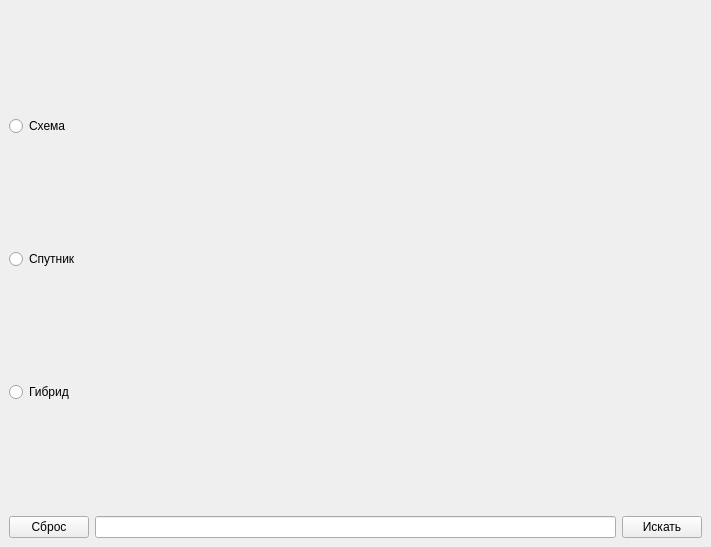
Qt form forms/mainWindow.ui (AlekseevValeriy/map-thing) before a commit.
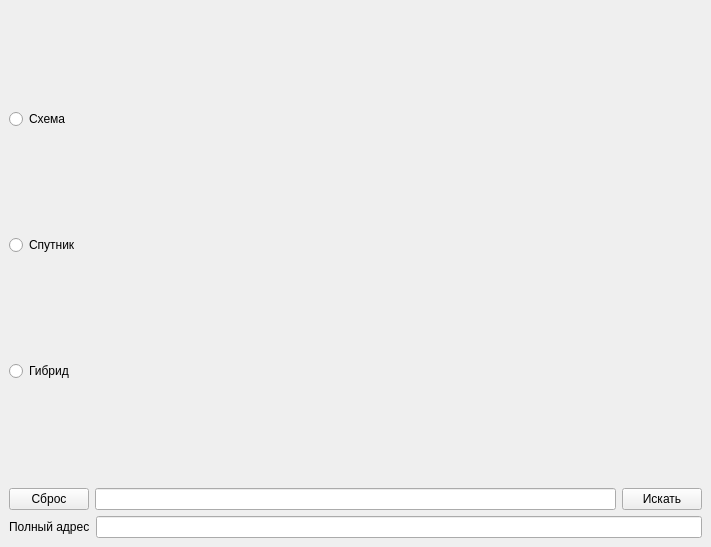
The same form after that commit.

```diff
--- a/forms/mainWindow.ui
+++ b/forms/mainWindow.ui
@@ -126,6 +126,24 @@
                   </item>
               </layout>
     </item>
+          <item>
+              <layout class="QHBoxLayout" name="horizontalLayout_3">
+                  <item>
+                      <widget class="QLabel" name="label">
+                          <property name="text">
+                              <string>Полный адрес</string>
+                          </property>
+                      </widget>
+                  </item>
+                  <item>
+                      <widget class="QLineEdit" name="full_place">
+                          <property name="readOnly">
+                              <bool>true</bool>
+                          </property>
+                      </widget>
+                  </item>
+              </layout>
+          </item>
    </layout>
   </widget>
  </widget>
```
